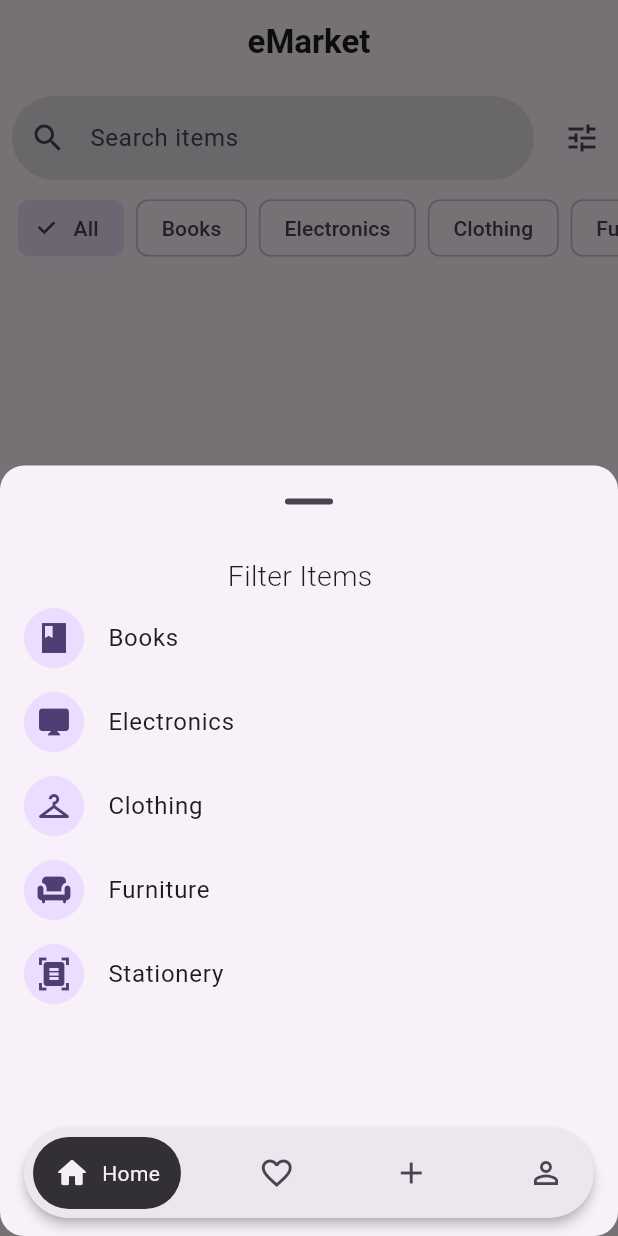
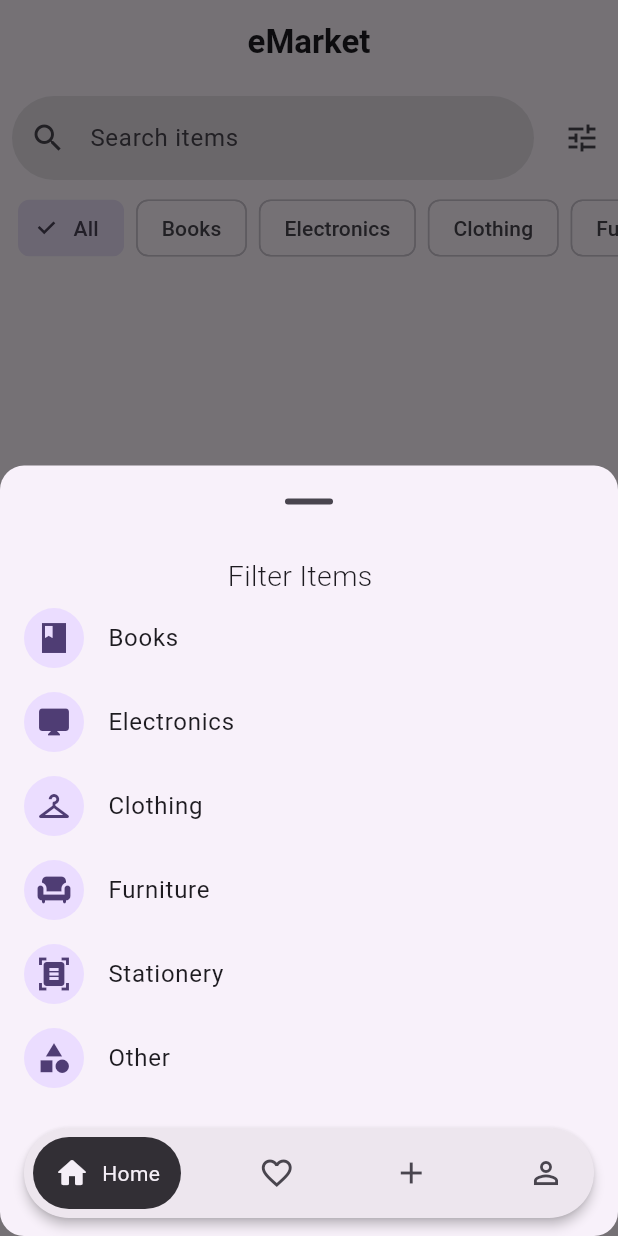
Before and after one commit to Ey-git-hub/emarket, a Flutter app: the screen it shows once a user with an empty profile is signed in, after a tap on the "tune" icon, on a phone screen of 412 x 824 dp. Run offline on Flutter 3.47's test engine with Material 3 defaults, Android fonts, the phone set to English and light mode, and no system bars; our stand-ins replace cloud_firestore, firebase_auth, firebase_core, flutter_riverpod, go_router; accounts and stored records are empty.

Commit message:
feat: Enhance ModalContent to include category selection and callback functionality

```diff
--- a/lib/features/presentation/widgets/modal_content.dart
+++ b/lib/features/presentation/widgets/modal_content.dart
@@ -1,7 +1,13 @@
+import 'package:emarket/features/items/domain/catagory.dart';
 import 'package:flutter/material.dart';
 
 class ModalContent extends StatelessWidget {
-  const ModalContent({super.key});
+  const ModalContent({
+    super.key,
+    required this.onCategorySelected,
+  });
+
+  final ValueChanged<Catagory> onCategorySelected;
 
   @override
   Widget build(BuildContext context) {
@@ -14,16 +20,20 @@ class ModalContent extends StatelessWidget {
           style: TextStyle(fontWeight: FontWeight.w300, fontSize: 19),
         ),
         ...[
-          ('Books', Icons.book_sharp),
-          ('Electronics', Icons.desktop_mac),
-          ('Clothing', Icons.checkroom),
-          ('Furniture',Icons.chair),
-          ('Stationery',Icons.document_scanner)
+          (Catagory.books, Icons.book_sharp),
+          (Catagory.electronics, Icons.desktop_mac),
+          (Catagory.clothing, Icons.checkroom),
+          (Catagory.furniture, Icons.chair),
+          (Catagory.stationary, Icons.document_scanner),
+          (Catagory.other, Icons.category),
         ].map(
           (category) => ListTile(
-            onTap: () {},
+            onTap: () {
+              onCategorySelected(category.$1);
+              Navigator.pop(context);
+            },
             leading: CircleAvatar(child: Icon(category.$2)),
-            title: Text(category.$1),
+            title: Text(category.$1.label),
             // trailing: const Icon(Icons.chevron_right),
           ),
         ),
```
